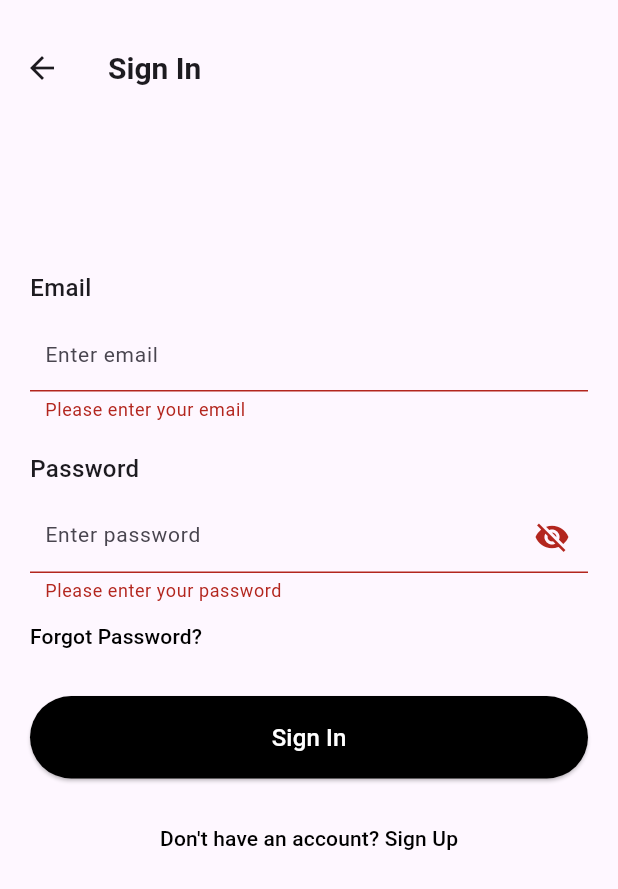
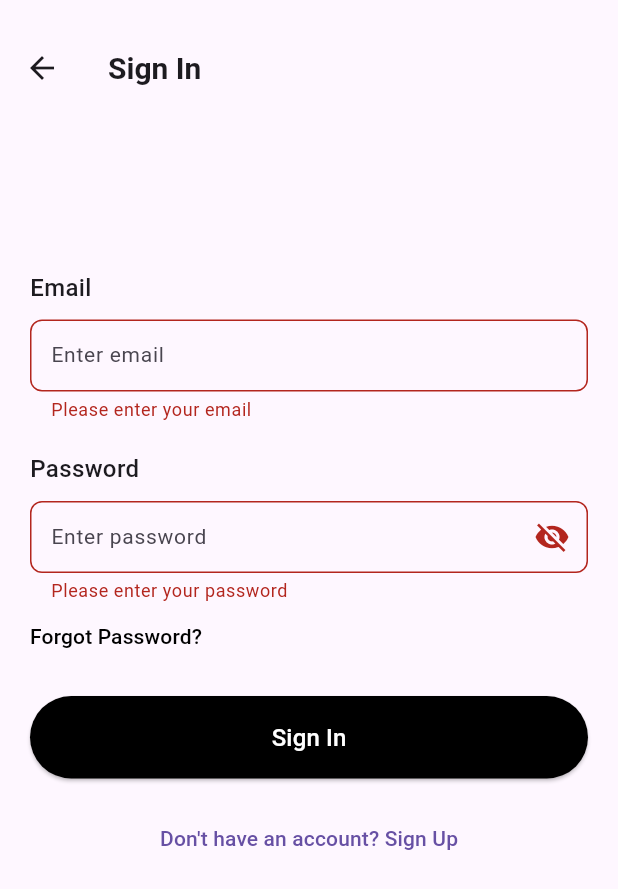
Before and after one commit to Batyrkhan-Sk/Sales-Tracking, a Flutter app: the screen it shows after launch, item 4 of the bottom bar chosen, after a tap on "Sign In", on a phone screen of 412 x 824 dp. Shown: the top 889 px of the screen. Run offline on Flutter 3.47's test engine with Material 3 defaults, Android fonts, the phone set to English and light mode, and no system bars; Roboto replaces fonts that are missing (TTTravels).

Commit message:
Apply design corrections for layout and UI consistency

```diff
--- a/lib/main.dart
+++ b/lib/main.dart
@@ -1,6 +1,7 @@
 import 'package:flutter/material.dart';
 import 'presentation/screens/explore_screen.dart';
 import 'presentation/screens/sign_in_screen.dart';
+import 'presentation/screens/sign_up_screen.dart';
 import 'presentation/screens/warehouse_details_screen.dart';
 import 'presentation/models/warehouse.dart';
 
@@ -22,6 +23,7 @@ class MyApp extends StatelessWidget {
       routes: {
         '/explore': (context) => const ExploreScreen(),
         '/signin': (context) => const SignInScreen(),
+        '/signup': (context) => const SignUpScreen(),
         '/warehouse-details': (context) {
           final Warehouse warehouse = ModalRoute.of(context)!.settings.arguments as Warehouse;
           return WarehouseDetailsScreen(warehouse: warehouse);
--- a/lib/presentation/screens/sign_in_screen.dart
+++ b/lib/presentation/screens/sign_in_screen.dart
@@ -28,7 +28,7 @@ class _SignInScreenState extends State<SignInScreen> {
         leading: IconButton(
           icon: const Icon(Icons.arrow_back),
           onPressed: () {
-            Navigator.pushNamed(context, '/signup');
+            Navigator.pop(context);
           },
         ),
         title: const Text(
@@ -66,6 +66,18 @@ class _SignInScreenState extends State<SignInScreen> {
                       decoration: const InputDecoration(
                         hintText: 'Enter email',
                         contentPadding: EdgeInsets.symmetric(vertical: 12, horizontal: 10),
+                        border: OutlineInputBorder(
+                          borderSide: BorderSide(color: Colors.grey),
+                          borderRadius: BorderRadius.all(Radius.circular(8)),
+                        ),
+                        enabledBorder: OutlineInputBorder(
+                          borderSide: BorderSide(color: Colors.grey),
+                          borderRadius: BorderRadius.all(Radius.circular(8)),
+                        ),
+                        focusedBorder: OutlineInputBorder(
+                          borderSide: BorderSide(color: Colors.black),
+                          borderRadius: BorderRadius.all(Radius.circular(8)),
+                        ),
                       ),
                       style: const TextStyle(fontFamily: 'TTTravels', fontSize: 14),
                       keyboardType: TextInputType.emailAddress,
@@ -106,12 +118,27 @@ class _SignInScreenState extends State<SignInScreen> {
                             });
                           },
                         ),
+                        border: const OutlineInputBorder(
+                          borderSide: BorderSide(color: Colors.grey),
+                          borderRadius: BorderRadius.all(Radius.circular(8)),
+                        ),
+                        enabledBorder: const OutlineInputBorder(
+                          borderSide: BorderSide(color: Colors.grey),
+                          borderRadius: BorderRadius.all(Radius.circular(8)),
+                        ),
+                        focusedBorder: const OutlineInputBorder(
+                          borderSide: BorderSide(color: Colors.black),
+                          borderRadius: BorderRadius.all(Radius.circular(8)),
+                        ),
                       ),
                       style: const TextStyle(fontFamily: 'TTTravels', fontSize: 14),
                       obscureText: !_isPasswordVisible,
                       validator: (value) {
                         if (value == null || value.isEmpty) {
                           return 'Please enter your password';
+                        }
+                        if (value.length < 8) {
+                          return 'Password must contain at least 8 characters';
                         }
                         return null;
                       },
@@ -157,7 +184,8 @@ class _SignInScreenState extends State<SignInScreen> {
                     ),
                   ),
                   const SizedBox(height: 16),
-                  TextButton(
+                  Center(
+                    child: TextButton(
                       onPressed: () {
                         Navigator.pushNamed(context, '/signup');
                       },
@@ -166,7 +194,7 @@ class _SignInScreenState extends State<SignInScreen> {
                         style: TextStyle(
                           fontFamily: 'TTTravels',
                           fontSize: 14,
-                        color: Colors.black,
+                        ),
                       ),
                     ),
                   ),
@@ -188,10 +216,14 @@ class _SignInScreenState extends State<SignInScreen> {
 
       // TODO: Authentication logic here
 
-      Navigator.pushNamed(context, '/explore');
-
       ScaffoldMessenger.of(context).showSnackBar(
         const SnackBar(content: Text('Signed in successfully!')),
+      );
+
+      Navigator.pushNamedAndRemoveUntil(
+        context,
+        '/explore',
+            (route) => false, // Clear the navigation stack
       );
     }
   }
--- a/lib/presentation/screens/warehouse_details_screen.dart
+++ b/lib/presentation/screens/warehouse_details_screen.dart
@@ -78,8 +78,8 @@ class _WarehouseDetailsScreenState extends State<WarehouseDetailsScreen>
                   fontSize: 14,
                   fontWeight: FontWeight.w500,
                 ),
-                labelPadding: const EdgeInsets.symmetric(horizontal: 8.0),
-                indicatorPadding: const EdgeInsets.symmetric(horizontal: 8.0),
+                labelPadding: const EdgeInsets.symmetric(horizontal: 2.0),
+                indicatorPadding: const EdgeInsets.symmetric(horizontal: 2.0),
                 indicator: BoxDecoration(
                   color: Color(0xFF3D4A28),
                   borderRadius: BorderRadius.circular(20),
--- a/lib/presentation/widgets/warehouse_card.dart
+++ b/lib/presentation/widgets/warehouse_card.dart
@@ -11,7 +11,7 @@ class WarehouseCard extends StatelessWidget {
   Widget build(BuildContext context) {
     return Card(
       elevation: 4,
-      shape: RoundedRectangleBorder(borderRadius: BorderRadius.circular(20)),
+      shape: RoundedRectangleBorder(borderRadius: BorderRadius.circular(25)),
       child: Padding(
         padding: const EdgeInsets.all(16.0),
         child: Row(
```
Also changed, not shown: lib/presentation/screens/sign_up_screen.dart (+57 -9 lines). Lines whose indentation alone changed are shown as unchanged.
